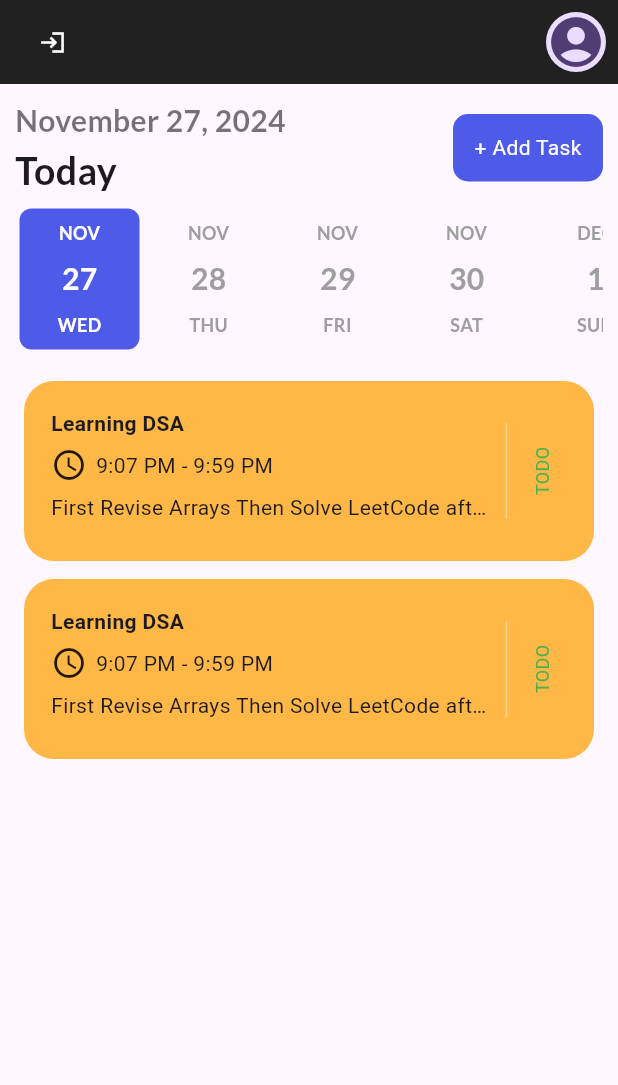
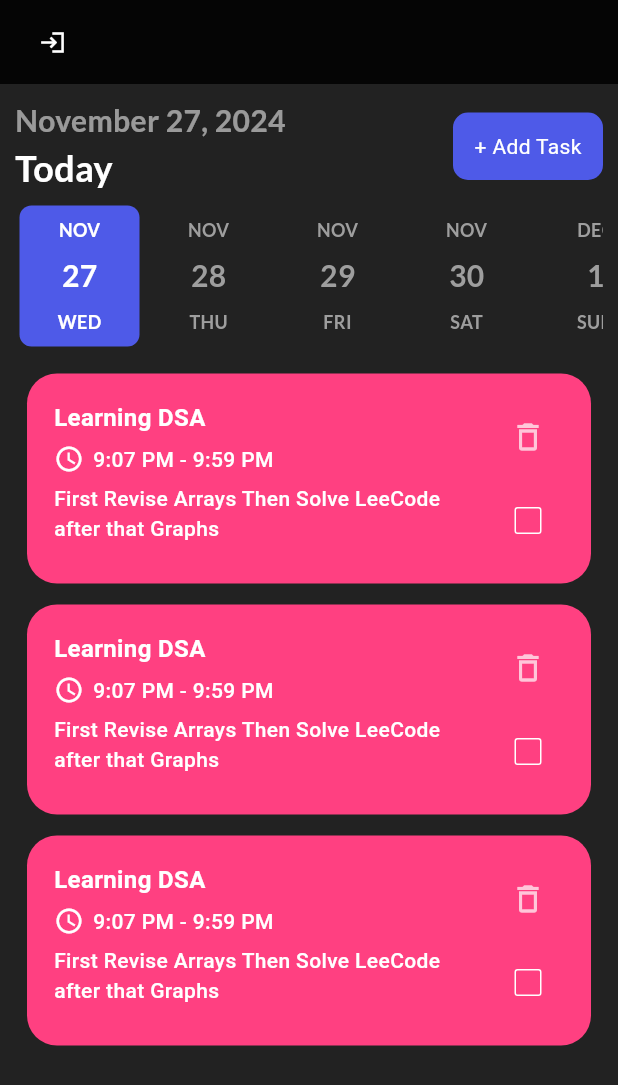
Before and after one commit to Arnoldaditya17/task_manager, a Flutter app: the screen it shows once a user with an empty profile is signed in, on a phone screen of 412 x 824 dp. Shown: the top 1085 px of the screen. Run offline on Flutter 3.47's test engine with Material 3 defaults, Android fonts, the phone set to English and light mode, and no system bars; drawn by our look-alikes of date_picker_timeline; our stand-ins replace firebase_auth, firebase_core, get, google_fonts, rive; accounts and stored records are empty.

Commit message:
task screen completed

```diff
--- /dev/null
+++ b/lib/core/theme/colors.dart
@@ -0,0 +1,48 @@
+import 'package:flutter/material.dart';
+
+class TColors {
+  // App theme colors
+  static const Color primary = Color(0xFF4b68ff);
+
+  //static const Color primary = Color(0xff7539ec);
+  static const Color secondary = Color(0xFFFFE24B);
+  static const Color accent = Color(0xFFb0c7ff);
+
+  // Text colors
+  static const Color textPrimary = Color(0xFF333333);
+  static const Color textSecondary = Color(0xFF6C757D);
+  static const Color textWhite = Colors.white;
+
+  // Background colors
+  static const Color light = Color(0xFFF6F6F6);
+  static const Color dark = Color(0xFF272727);
+  static const Color primaryBackground = Color(0xFFF3F5FF);
+
+  // Background Container colors
+  static const Color lightContainer = Color(0xFFF6F6F6);
+  static Color darkContainer = TColors.white.withOpacity(0.1);
+
+  // Button colors
+  static const Color buttonPrimary = Color(0xFF4b68ff);
+  static const Color buttonSecondary = Color(0xFF6C757D);
+  static const Color buttonDisabled = Color(0xFFC4C4C4);
+
+  // Border colors
+  static const Color borderPrimary = Color(0xFFD9D9D9);
+  static const Color borderSecondary = Color(0xFFE6E6E6);
+
+  // Error and validation colors
+  static const Color error = Color(0xFFD32F2F);
+  static const Color success = Color(0xFF388E3C);
+  static const Color warning = Color(0xFFF57C00);
+  static const Color info = Color(0xFF1976D2);
+
+  // Neutral Shades
+  static const Color black = Color(0xFF232323);
+  static const Color darkerGrey = Color(0xFF4F4F4F);
+  static const Color darkGrey = Color(0xFF939393);
+  static const Color grey = Color(0xFFE0E0E0);
+  static const Color softGrey = Color(0xFFF4F4F4);
+  static const Color lightGrey = Color(0xFFF9F9F9);
+  static const Color white = Color(0xFFFFFFFF);
+}
--- a/lib/core/theme/theme.dart
+++ b/lib/core/theme/theme.dart
@@ -1,5 +1,6 @@
 import 'package:flutter/material.dart';
 import 'package:google_fonts/google_fonts.dart';
+import 'colors.dart';
 
 const Color bluishClr = Color(0xFF4e5ae8);
 const Color yellowClr = Color(0xFFFFB746);
@@ -7,24 +8,32 @@ const Color pinkClr = Color(0xFFff4667);
 const Color darkGreyClr = Color(0xFF121212);
 const Color darkHeaderClr = Color(0xFF424242);
 
-class AppTheme {
-  static final light = ThemeData(
-    scaffoldBackgroundColor: Colors.white,
-    primaryColor: bluishClr,
+class TAppTheme {
+  TAppTheme._();
+
+  static ThemeData lightTheme = ThemeData(
+    useMaterial3: true,
+    fontFamily: 'Poppins',
+    disabledColor: TColors.grey,
     brightness: Brightness.light,
+    primaryColor: TColors.primary,
+    scaffoldBackgroundColor: TColors.white,
   );
 
-  static final dark = ThemeData(
-    scaffoldBackgroundColor: Colors.black54,
-    primaryColor: Colors.blueAccent,
+  static ThemeData darkTheme = ThemeData(
+    useMaterial3: true,
+    fontFamily: 'Poppins',
+    disabledColor: TColors.grey,
     brightness: Brightness.dark,
+    primaryColor: TColors.primary,
+    scaffoldBackgroundColor: TColors.black,
   );
 
  static TextStyle get subHeadingStyle {
     return GoogleFonts.lato(
       textStyle: const TextStyle(
         fontSize: 20,
-        color: Colors.black54,
+        color: Colors.white54,
         fontWeight: FontWeight.bold,
       ),
     );
@@ -32,7 +41,26 @@ class AppTheme {
   static TextStyle get headingStyle {
     return GoogleFonts.lato(
       textStyle: const TextStyle(
-        fontSize: 25,
+        fontSize: 24,
+        color: Colors.white,
+        fontWeight: FontWeight.bold,
+      ),
+    );
+  }
+  static TextStyle get titleStyle {
+    return GoogleFonts.lato(
+      textStyle: const TextStyle(
+        fontSize: 16,
+        color: Colors.white,
+        fontWeight: FontWeight.bold,
+      ),
+    );
+  }
+  static TextStyle get subTitleStyle {
+    return GoogleFonts.lato(
+      textStyle: const TextStyle(
+        fontSize: 14,
+        color: Colors.white,
         fontWeight: FontWeight.bold,
       ),
     );
--- a/lib/main.dart
+++ b/lib/main.dart
@@ -35,7 +35,7 @@ class MyApp extends StatelessWidget {
                 );
               }
               if (snapshot.data != null) {
-                return const HomeScreen();
+                return HomeScreen();
               }
               return const SignInScreen();
             }));
--- /dev/null
+++ b/lib/screens/Home/controller/home_controller.dart
@@ -0,0 +1,14 @@
+import 'package:get/get.dart';
+
+class HomeController extends GetxController {
+  RxBool isChecked = false.obs;
+  var selectedDate = DateTime.now().obs;
+
+  void toggleCheckbox(bool value) {
+    isChecked.value = value;
+  }
+
+  void updateSelectedDate(DateTime date) {
+    selectedDate.value = date;
+  }
+}
--- a/lib/screens/Home/home_screen.dart
+++ b/lib/screens/Home/home_screen.dart
@@ -7,21 +7,17 @@ import 'package:task_manager/core/common/widgets/button.dart';
 import 'package:task_manager/core/theme/theme.dart';
 import 'package:task_manager/screens/Auth/sign_in_screen.dart';
 import 'package:date_picker_timeline/date_picker_timeline.dart';
+import 'package:task_manager/screens/Task/add_new_task.dart';
+import 'package:task_manager/screens/home/controller/home_controller.dart';
 
-class HomeScreen extends StatefulWidget {
-  const HomeScreen({super.key});
 
-  @override
-  State<HomeScreen> createState() => _HomeScreenState();
-}
+class HomeScreen extends StatelessWidget {
+  HomeScreen({super.key});
 
-class _HomeScreenState extends State<HomeScreen> {
-  DateTime _selectedDate = DateTime.now();
-
+  final HomeController homeController = Get.put(HomeController());
   Future<void> _logout(BuildContext context) async {
     try {
       await FirebaseAuth.instance.signOut();
-      // Navigate using Get package for consistency
       Get.offAll(() => const SignInScreen());
     } on FirebaseAuthException catch (e) {
       Get.snackbar(
@@ -45,8 +41,8 @@ class _HomeScreenState extends State<HomeScreen> {
   @override
   Widget build(BuildContext context) {
     final user = FirebaseAuth.instance.currentUser;
-
     return Scaffold(
+      backgroundColor: Colors.black87,
       appBar: AppBar(
         leadingWidth: 70,
         leading: TextButton(
@@ -54,52 +50,11 @@ class _HomeScreenState extends State<HomeScreen> {
           child: const Icon(
             Icons.login_sharp,
             color: Colors.white,
-            )),
+          ),
+        ),
         iconTheme: const IconThemeData(color: Colors.white),
         backgroundColor: Colors.black87,
         centerTitle: true,
-        actions: [
-          Padding(
-            padding: const EdgeInsets.only(right: 8.0),
-            child: InkWell(
-              onTap: () {
-                Get.bottomSheet(
-                  Container(
-                    color: Colors.white,
-                    child: Column(
-                      mainAxisSize: MainAxisSize.min,
-                      children: [
-                        const Text('Your content goes here'),
-                        ElevatedButton(
-                          onPressed: () {
-                            Get.back(); // Close bottom sheet
-                          },
-                          child: const Text('Close'),
-                        ),
-                      ],
-                    ),
-                  ),
-                );
-              },
-              child: CircleAvatar(
-                radius: 20,
-                child: ClipOval(
-                  child: Image.network(
-                    user?.photoURL ?? // Use user's profile picture if available
-                        'https://encrypted-tbn0.gstatic.com/images?q=tbn:ANd9GcQ_6k_r65VVA59_EVVyIHdkohe5wPapVJE3zg&s',
-                    fit: BoxFit.fill,
-                    width: 40,
-                    height: 40,
-                    errorBuilder: (context, error, stackTrace) => const Icon(
-                      Icons.account_circle,
-                      size: 40,
-                    ), // Handle image load errors gracefully
-                  ),
-                ),
-              ),
-            ),
-          ),
-        ],
       ),
       body: SingleChildScrollView(
         child: Padding(
@@ -114,61 +69,73 @@ class _HomeScreenState extends State<HomeScreen> {
                     children: [
                       Text(
                         DateFormat.yMMMMd().format(DateTime.now()),
-                        style: AppTheme.subHeadingStyle,
+                        style: TAppTheme.subHeadingStyle,
                       ),
-                      Text('Today', style: AppTheme.headingStyle),
+                      Text('Today', style: TAppTheme.headingStyle),
                     ],
                   ),
-                  const Button(label: '+ Add Task', onTap: null),
+                  Button(
+                    label: '+ Add Task',
+                    onTap: () {
+                      Get.to(() => const AddNewTask());
+                    },
+                  ),
                 ],
               ),
               Container(
                 margin: const EdgeInsets.only(top: 5),
-                child: DatePicker(
+                child: Obx(() {
+                  return DatePicker(
                     DateTime.now(),
                     height: 100,
                     width: 80,
-                  initialSelectedDate: DateTime.now(),
+                    initialSelectedDate: homeController.selectedDate.value,
                     selectionColor: bluishClr,
                     selectedTextColor: Colors.white,
                     dateTextStyle: GoogleFonts.lato(
                       textStyle: const TextStyle(
                         fontSize: 20,
                         fontWeight: FontWeight.w600,
-                        color: Colors.grey),
+                        color: Colors.grey,
+                      ),
                     ),
                     monthTextStyle: GoogleFonts.lato(
                       textStyle: const TextStyle(
                         fontSize: 12,
                         fontWeight: FontWeight.w600,
-                        color: Colors.grey),
+                        color: Colors.grey,
+                      ),
                     ),
                     dayTextStyle: GoogleFonts.lato(
                       textStyle: const TextStyle(
                         fontSize: 12,
                         fontWeight: FontWeight.w600,
-                        color: Colors.grey),
+                        color: Colors.grey,
+                      ),
                     ),
                     onDateChange: (date) {
-                    _selectedDate = date;
+                      homeController.updateSelectedDate(date);
                     },
+                  );
+                }),
               ),
-              ),
-              const SizedBox(
-                height: 12,
-              ),
+              const SizedBox(height: 15),
               SizedBox(
-                height: 500,
+                height: MediaQuery.of(context).size.height * 0.6,
                 child: ListView.builder(
-                  itemCount: 2, // Number of items in the list
+                  itemCount: 3, // Number of items in the list
                   itemBuilder: (context, index) {
                     return Padding(
-                      padding: const EdgeInsets.all(6.0),
+                      padding: const EdgeInsets.only(
+                        left: 8.0,
+                        right: 8,
+                        bottom: 14,
+                      ),
                       child: Container(
-                        width: 400, // Set the desired width
-                        height: 120, // Set the desired height
+                        width: 400,
+                        height: 140,
                         decoration: BoxDecoration(
-                          color: yellowClr,
+                          color: Colors.pinkAccent,
                           borderRadius: BorderRadius.circular(20),
                         ),
                         child: Padding(
@@ -176,56 +143,76 @@ class _HomeScreenState extends State<HomeScreen> {
                           child: Row(
                             children: [
                               const Expanded(
-                                flex: 8,
+                                flex: 9,
                                 child: Column(
                                   crossAxisAlignment: CrossAxisAlignment.start,
                                   children: [
                                     Text(
                                       "Learning DSA",
                                       style: TextStyle(
-                                          fontWeight: FontWeight.bold),
+                                        fontWeight: FontWeight.bold,
+                                        color: Colors.white,
+                                        fontSize: 16,
                                       ),
-                                    SizedBox(
-                                      height: 6,
                                     ),
+                                    SizedBox(height: 6),
                                     Row(
                                       children: [
-                                        Icon(Icons.watch_later_outlined),
-                                        SizedBox(
-                                          width: 6,
+                                        Icon(
+                                          Icons.watch_later_outlined,
+                                          color: Colors.white,
+                                          size: 20,
                                         ),
-                                        Text("9:07 PM - 9:59 PM"),
+                                        SizedBox(width: 6),
+                                        Text(
+                                          "9:07 PM - 9:59 PM",
+                                          style: TextStyle(
+                                            color: Colors.white,
+                                            fontWeight: FontWeight.w500,
+                                          ),
+                                        ),
                                       ],
                                     ),
-                                    SizedBox(
-                                      height: 6,
+                                    SizedBox(height: 6),
+                                    Flexible(
+                                      child: Text(
+                                        "First Revise Arrays Then Solve LeeCode after that Graphs",
+                                        style: TextStyle(
+                                          color: Colors.white,
+                                          fontWeight: FontWeight.w500,
                                         ),
-                                    Text(
-                                        "First Revise Arrays Then Solve LeetCode after that Graphs",style: TextStyle(
-                                      overflow: TextOverflow.ellipsis
-                                    ),)
+                                      ),
+                                    ),
                                   ],
                                 ),
                               ),
-                              const VerticalDivider(
-                                endIndent: 10,
-                                indent: 10,
-                                color: Colors.white38,
-                              ),
-
                               Column(
-                                mainAxisAlignment: MainAxisAlignment.center,
+                                mainAxisAlignment:
+                                MainAxisAlignment.spaceBetween,
                                 children: [
-                                  Transform.rotate(
-                                    angle: -1.5708, // -90 degrees in radians (-π/2)
-                                    child: const Text(
-                                      "TODO",
-                                      style: TextStyle(fontSize: 12, color: Colors.green),
+                                  IconButton(
+                                    onPressed: () {},
+                                    icon: const Icon(
+                                      Icons.delete_outline,
+                                      color: Colors.white70,
                                     ),
                                   ),
+                                  Obx(() {
+                                    return Checkbox(
+                                      value: homeController.isChecked.value,
+                                      onChanged: (bool? value) {
+                                        homeController.toggleCheckbox(
+                                            value ?? false);
+                                      },
+                                      checkColor: Colors.green,
+                                      activeColor: Colors.white,
+                                      side: const BorderSide(
+                                        color: Colors.white,
+                                      ),
+                                    );
+                                  }),
                                 ],
                               )
-
                             ],
                           ),
                         ),
--- a/pubspec.yaml
+++ b/pubspec.yaml
@@ -35,6 +35,7 @@ dependencies:
   firebase_core: ^3.8.0
   firebase_auth: ^5.3.3
   firebase_storage: ^12.3.6
+  cloud_firestore: ^5.5.0
   intl: ^0.17.0
   google_fonts: ^6.2.1
   date_picker_timeline:
```
Also changed, not shown: lib/core/common/widgets/input_field.dart (added, +76 -0 lines), lib/screens/Auth/sign_in_screen.dart (+35 -32 lines), lib/screens/Auth/sign_up_screen.dart (+20 -10 lines), lib/screens/Task/add_new_task.dart (added, +130 -0 lines), pubspec.lock, 2 other files. Lines whose indentation alone changed are shown as unchanged.
